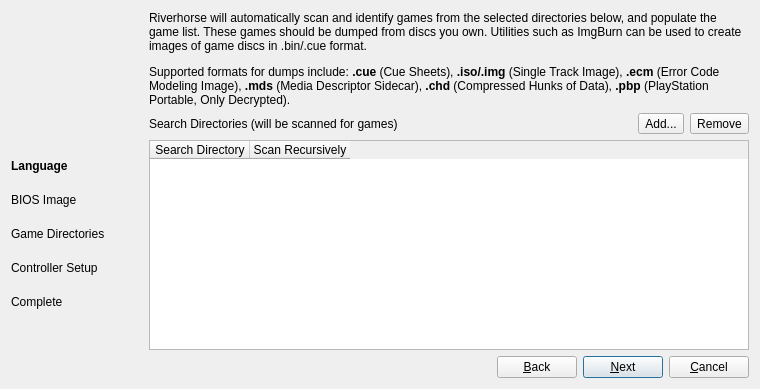
Qt form src/riverhorse-qt/setupwizarddialog.ui (thenotoriousfox/riverhorse) before a commit.
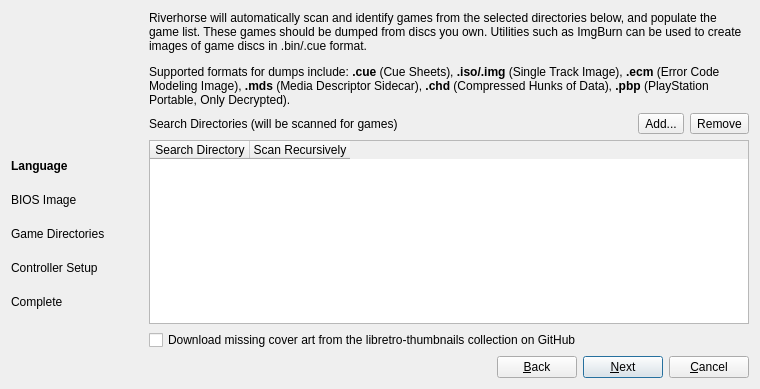
The same form after that commit. The open tabs and pages were chosen to show the change. Icons and pictures are not drawn.

Diff of the .ui file:
```diff
--- a/src/riverhorse-qt/setupwizarddialog.ui
+++ b/src/riverhorse-qt/setupwizarddialog.ui
@@ -377,6 +377,13 @@
          </column>
         </widget>
        </item>
+       <item>
+        <widget class="QCheckBox" name="fetchCovers">
+         <property name="text">
+          <string>Download missing cover art from the libretro-thumbnails collection on GitHub</string>
+         </property>
+        </widget>
+       </item>
       </layout>
      </widget>
      <widget class="QWidget" name="page_4">
```
